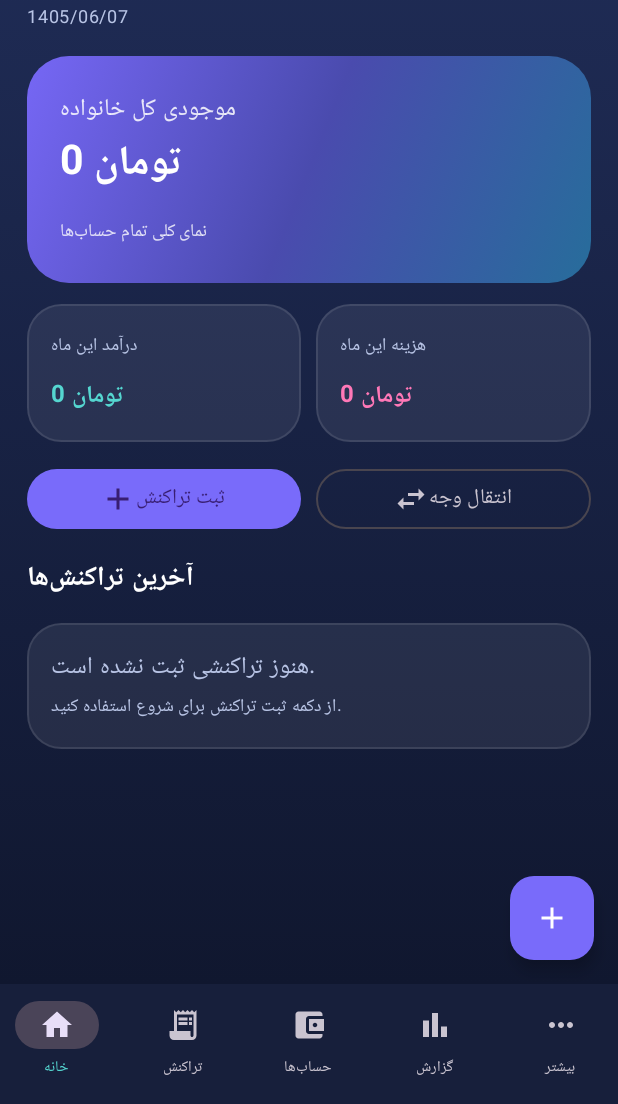
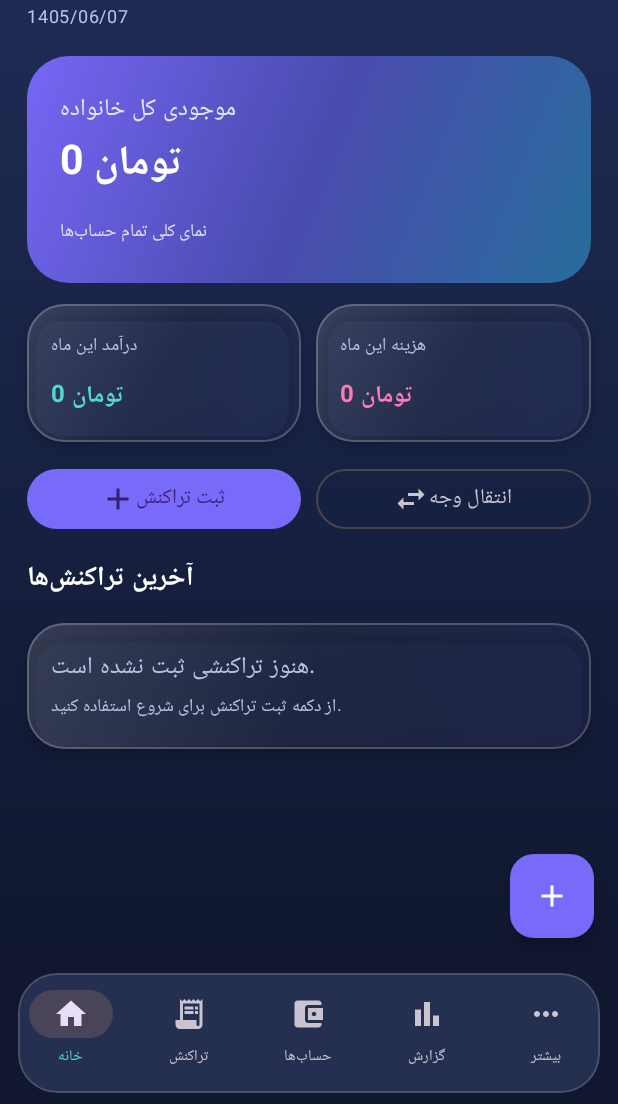
Before and after one commit to striran/family-finance-android, an Android app built with Jetpack Compose: the screen it shows after launch (MainActivity), on a phone screen of 412 x 824 dp, the part 132-1236 px from its top. Run offline under Robolectric (Android 15) with nearby library versions, the phone set to English and light mode, and no system bars.

Commit message:
Improve translucent glass UI and floating navigation styling

```diff
--- a/app/src/main/java/ir/striran/familyfinance/MainActivity.kt
+++ b/app/src/main/java/ir/striran/familyfinance/MainActivity.kt
@@ -10,6 +10,8 @@ import androidx.activity.compose.rememberLauncherForActivityResult
 import androidx.activity.result.contract.ActivityResultContracts
 import androidx.compose.foundation.BorderStroke
 import androidx.compose.foundation.background
+import androidx.compose.foundation.border
+import androidx.compose.ui.draw.clip
 import androidx.compose.foundation.clickable
 import androidx.compose.foundation.layout.*
 import androidx.compose.foundation.lazy.LazyColumn
@@ -119,7 +121,7 @@ fun FinanceApp(db: FinanceDatabase, onExport: () -> Unit, onImport: () -> Unit)
     val sub = if(dark) muted else Color(0xFF626B88)
     MaterialTheme(colorScheme = if(dark) darkColorScheme(primary=Color(0xFFC4BDFF),secondary=aqua,background=midnight,surface=panel) else lightColorScheme(primary=violet,secondary=Color(0xFF168F8A))) {
         Scaffold(containerColor=bg, bottomBar={
-            NavigationBar(containerColor=if(dark) Color(0xFF171F3B) else Color.White) {
+            NavigationBar(modifier=Modifier.padding(horizontal=12.dp, vertical=7.dp).clip(RoundedCornerShape(26.dp)).border(1.dp,if(dark)Color.White.copy(alpha=.16f) else Color(0xFFDDE2F3),RoundedCornerShape(26.dp)),containerColor=if(dark) Color(0xFF273252).copy(alpha=.94f) else Color.White.copy(alpha=.96f),tonalElevation=0.dp) {
                 val labels=listOf("خانه","تراکنش","حساب‌ها","گزارش","بیشتر")
                 val icons=listOf(Icons.Default.Home,Icons.Default.ReceiptLong,Icons.Default.AccountBalanceWallet,Icons.Default.BarChart,Icons.Default.MoreHoriz)
                 labels.forEachIndexed { i,label -> NavigationBarItem(selected=page==i,onClick={page=i},icon={Icon(icons[i],null)},label={Text(label,fontSize=10.sp)}) }
@@ -148,7 +150,8 @@ fun FinanceApp(db: FinanceDatabase, onExport: () -> Unit, onImport: () -> Unit)
 }
 
 @Composable private fun GlassCard(modifier:Modifier=Modifier,dark:Boolean=true,content:@Composable ColumnScope.()->Unit){
-    Card(modifier=modifier.fillMaxWidth(),shape=RoundedCornerShape(23.dp),colors=CardDefaults.cardColors(containerColor=if(dark) Color.White.copy(alpha=.075f) else Color.White),border=BorderStroke(1.dp,if(dark) Color.White.copy(alpha=.10f) else Color(0xFFE1E5F2)),content= {Column(Modifier.padding(16.dp),content=content)})
+    val glassBrush = if(dark) Brush.linearGradient(listOf(Color.White.copy(alpha=.14f),Color.White.copy(alpha=.045f),Color(0xFF8D82FF).copy(alpha=.08f))) else Brush.linearGradient(listOf(Color.White.copy(alpha=.98f),Color(0xFFEFF1FF).copy(alpha=.82f)))
+    Card(modifier=modifier.fillMaxWidth(),shape=RoundedCornerShape(25.dp),colors=CardDefaults.cardColors(containerColor=Color.Transparent),border=BorderStroke(1.dp,if(dark) Color.White.copy(alpha=.22f) else Color.White),elevation=CardDefaults.cardElevation(defaultElevation=if(dark) 5.dp else 2.dp),content={Column(Modifier.fillMaxWidth().background(glassBrush).padding(16.dp),content=content)})
 }
 @Composable private fun Dashboard(p:PaddingValues,balance:Long,income:Long,expense:Long,txs:List<FinanceTransaction>,fg:Color,sub:Color,dark:Boolean,onAdd:()->Unit,onTransfer:()->Unit){
     LazyColumn(Modifier.fillMaxSize().padding(p).background(Brush.verticalGradient(if(dark) listOf(Color(0xFF202D58),midnight) else listOf(Color(0xFFE8EAFE),Color(0xFFF5F6FC)))).padding(horizontal=18.dp),contentPadding=PaddingValues(top=22.dp,bottom=24.dp),verticalArrangement=Arrangement.spacedBy(14.dp)){
```
